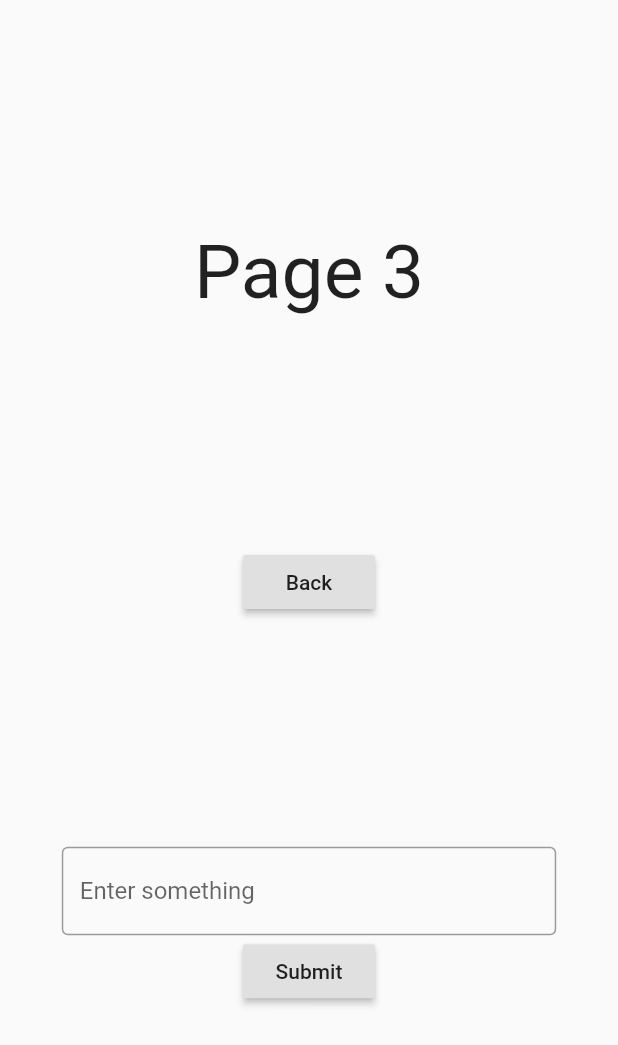
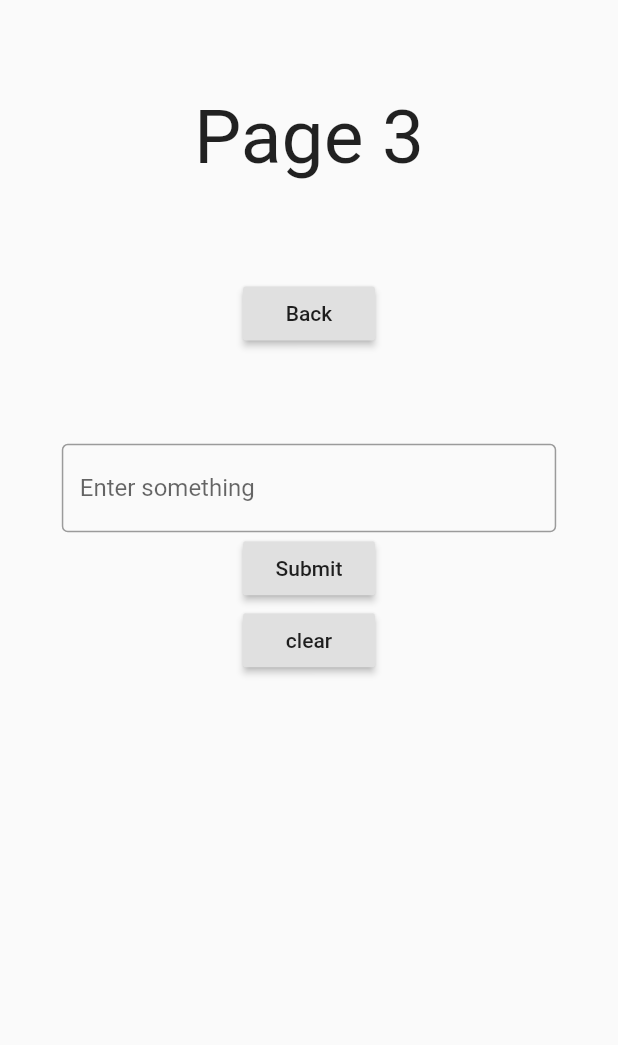
Before and after one commit to kirbs-btw/flutter, a Flutter app: the PageThree screen opened by its route, after a tap on "Submit", on a phone screen of 412 x 824 dp. Shown: the top 1045 px of the screen. Run offline on Flutter 3.47's test engine with Material 2 defaults, Android fonts, the phone set to English and light mode, and no system bars; Roboto replaces fonts that are missing (GothamHtf).

Commit message:
Add files via upload

```diff
--- a/lib/pages/page_three/page_three.dart
+++ b/lib/pages/page_three/page_three.dart
@@ -12,6 +12,8 @@ class PageThree extends StatefulWidget {
 
 class _PageThree extends State<PageThree> {
   String inputText = '';
+  List<Widget> _NewPage = [];
+
 
   void updateText(String text){
     inputText = text;
@@ -19,9 +21,28 @@ class _PageThree extends State<PageThree> {
 
   void processInput(){
     print(inputText);
-
+    setState(() {
+      _NewPage.add(_newText());
+    });
   }
 
+  void clearWidgets(){
+    setState(() {
+      _NewPage = [];
+    });
+  }
+
+  Widget _newText(){
+    return Container(
+      child: Text(
+        inputText,
+        style: TextStyle(
+          fontFamily: 'GothamHtf',
+          fontSize: 20,
+        ),
+      ),
+    );
+  }
 
 
   final GlobalKey<FormState> _formKey = GlobalKey<FormState>();
@@ -70,12 +91,27 @@ class _PageThree extends State<PageThree> {
                     },
                     child: const Text('Submit'),
                   ),
+                  RaisedButton(
+                    onPressed: (){
+                      clearWidgets();
+                    },
+                    child: const Text('clear'),
+                  ),
                 ],
               ),
             ),
+            Container(
+              width: MediaQuery.of(context).size.width * 0.9,
+              height: MediaQuery.of(context).size.height * 0.3,
+              child: ListView.builder(
+                itemCount: _NewPage.length,
+                itemBuilder: (context, index){
+                  return _NewPage[index];
+                  },
+                ),
+            ),
           ],
         ),
-
       )
 
     );
```
